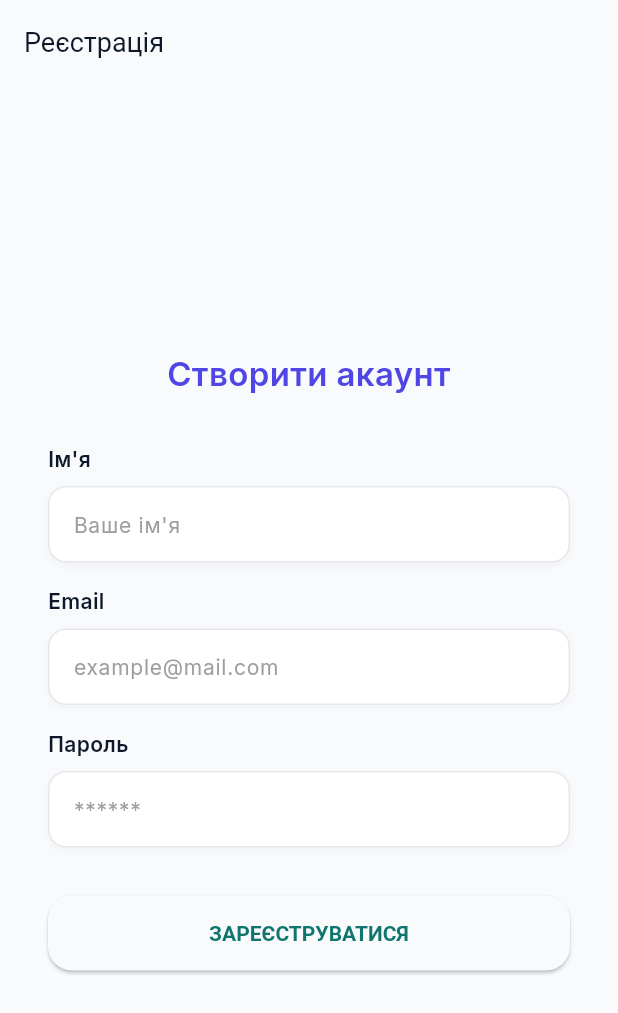
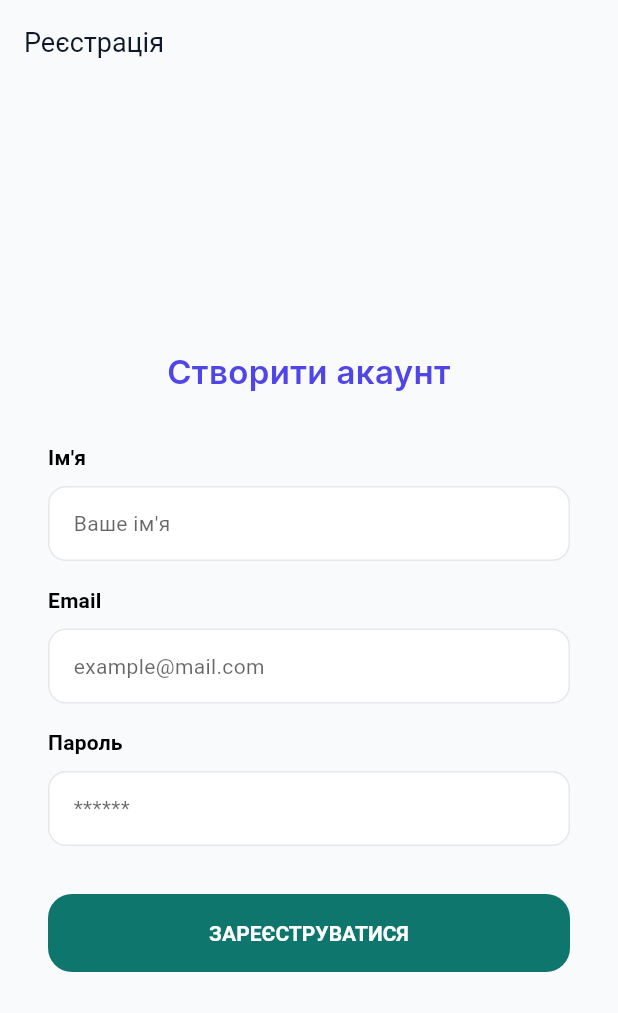
Before and after one commit to Holiuk2005/lotex, a Flutter app: the RegisterScreen screen opened by its route, on a phone screen of 412 x 824 dp. Shown: the top 1013 px of the screen. Run offline on Flutter 3.47's test engine with Material 3 defaults, Android fonts, the phone set to English and light mode, and no system bars; our stand-ins replace cloud_firestore, firebase_auth, firebase_core, firebase_storage, flutter_riverpod, freezed_annotation and 5 more; accounts and stored records are empty.

Commit message:
2.3.2 alpha

```diff
--- a/lib/features/auction/presentation/widgets/lotex_input.dart
+++ b/lib/features/auction/presentation/widgets/lotex_input.dart
@@ -1,6 +1,4 @@
 import 'package:flutter/material.dart';
-import '../../../../core/theme/app_colors.dart';
-import '../../../../core/theme/app_text_styles.dart';
 
 class LotexInput extends StatelessWidget {
   final String label;
@@ -33,20 +31,16 @@ class LotexInput extends StatelessWidget {
     return Column(
       crossAxisAlignment: CrossAxisAlignment.start,
       children: [
-        Text(label, style: AppTextStyles.h3.copyWith(fontSize: 14)),
+        Text(
+          label,
+          style: Theme.of(context).textTheme.titleMedium?.copyWith(fontSize: 14, fontWeight: FontWeight.w600) ?? const TextStyle(fontSize: 14, fontWeight: FontWeight.w600),
+        ),
         const SizedBox(height: 8),
         Container(
           decoration: BoxDecoration(
-            color: Colors.white,
+            color: Theme.of(context).cardColor,
             borderRadius: BorderRadius.circular(12),
-            border: Border.all(color: AppColors.dividerLight),
-            boxShadow: [
-              BoxShadow(
-                color: const Color.fromRGBO(0,0,0,0.03),
-                blurRadius: 4,
-                offset: const Offset(0, 2),
-              )
-            ],
+            border: Border.all(color: Theme.of(context).dividerColor),
           ),
           child: TextFormField(
             controller: controller,
@@ -56,10 +50,10 @@ class LotexInput extends StatelessWidget {
             maxLines: maxLines,
             readOnly: readOnly,
             onTap: onTap,
-            style: AppTextStyles.bodyRegular,
+            style: Theme.of(context).textTheme.bodyMedium,
             decoration: InputDecoration(
               hintText: hint,
-              hintStyle: const TextStyle(color: Colors.grey),
+              hintStyle: TextStyle(color: Theme.of(context).hintColor),
               border: InputBorder.none,
               contentPadding: const EdgeInsets.symmetric(horizontal: 16, vertical: 14),
               suffixIcon: suffixIcon,
--- a/lib/features/chat/presentation/pages/chat_conversation_screen.dart
+++ b/lib/features/chat/presentation/pages/chat_conversation_screen.dart
@@ -1,6 +1,7 @@
 import 'package:flutter/material.dart';
 import 'package:flutter_riverpod/flutter_riverpod.dart';
 import 'package:lotex/core/theme/app_text_styles.dart';
+import 'package:lotex/core/widgets/app_input.dart';
 import '../providers/chat_providers.dart';
 
 class ChatConversationScreen extends ConsumerWidget {
@@ -80,7 +81,7 @@ class _ConversationInputState extends ConsumerState<_ConversationInput> {
         child: Row(
           children: [
             Expanded(
-              child: TextField(controller: _controller, decoration: const InputDecoration(hintText: 'Напишіть повідомлення...')),
+              child: AppInput(label: 'Напишіть повідомлення...', controller: _controller, maxLines: 1),
             ),
             IconButton(onPressed: _send, icon: const Icon(Icons.send)),
           ],
--- a/lib/features/profile/presentation/pages/register_screen.dart
+++ b/lib/features/profile/presentation/pages/register_screen.dart
@@ -3,6 +3,7 @@ import 'package:flutter_riverpod/flutter_riverpod.dart';
 // no-go_router import
 import '../../../../core/theme/app_colors.dart';
 import '../../../../core/theme/app_text_styles.dart';
+import 'package:lotex/core/widgets/app_button.dart';
 import '../../../auction/presentation/widgets/lotex_input.dart';
 import 'package:lotex/features/auth/presentation/providers/auth_state_provider.dart';
 
@@ -92,14 +93,9 @@ class _RegisterScreenState extends ConsumerState<RegisterScreen> {
                 ),
                 const SizedBox(height: 32),
 
-                SizedBox(
-                  height: 50,
-                  child: ElevatedButton(
-                    onPressed: _isLoading ? null : _submit,
-                    child: _isLoading
-                      ? const SizedBox(height: 24, width: 24, child: CircularProgressIndicator(color: Colors.white, strokeWidth: 2))
-                      : const Text("ЗАРЕЄСТРУВАТИСЯ"),
-                  ),
+                AppButton.primary(
+                  label: _isLoading ? 'Зачекайте...' : 'ЗАРЕЄСТРУВАТИСЯ',
+                  onPressed: _isLoading ? null : _submit,
                 ),
               ],
             ),
```
Also changed, not shown: lib/core/widgets/app_input.dart (+20 -1 lines), lib/features/auction/presentation/pages/auction_details_screen.dart (+11 -10 lines), lib/features/auction/presentation/pages/create_auction_screen.dart (+8 -13 lines), lib/features/auction/presentation/widgets/auction_card.dart (+4 -3 lines), lib/features/auth/presentation/pages/login_screen.dart (+5 -9 lines), lib/features/chat/presentation/pages/chat_screen.dart (+12 -12 lines), lib/features/profile/presentation/pages/edit_profile_screen.dart (+7 -8 lines), lib/features/profile/presentation/pages/profile_screen.dart (+13 -33 lines).
